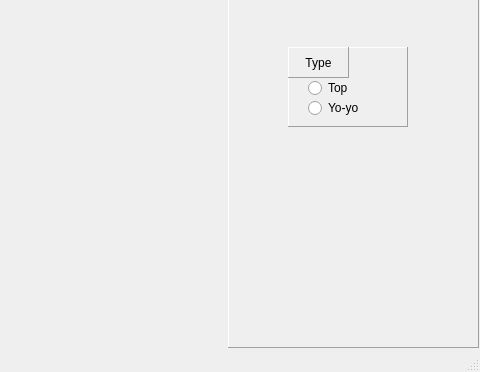
The window that view/mainwindow.ui (CG-Group-Spin-It-TU-Berlin-Sommer-2015/cg-project-spin-it) describes before a commit, drawn with Qt 5; both pictures show x 432 to 912 and y 139 to 511 of the 912 by 511 pixel window.
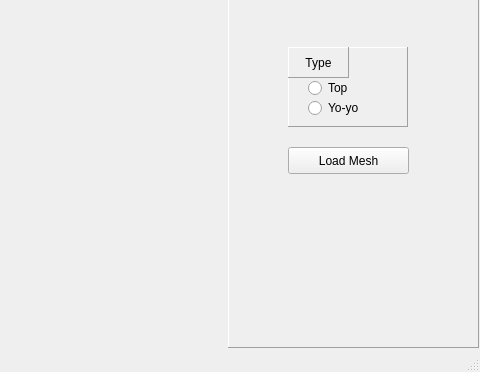
The same window after the commit. Custom widgets are drawn as their Qt base class.

Commit message: - added loadMesh function - added kdTree functionality and kdTree search - added octree functionality for interior cells

```diff
--- a/view/mainwindow.ui
+++ b/view/mainwindow.ui
@@ -118,6 +118,19 @@
       </property>
      </widget>
     </widget>
+    <widget class="QPushButton" name="loadMeshButton">
+     <property name="geometry">
+      <rect>
+       <x>60</x>
+       <y>250</y>
+       <width>121</width>
+       <height>27</height>
+      </rect>
+     </property>
+     <property name="text">
+      <string>Load Mesh</string>
+     </property>
+    </widget>
    </widget>
   </widget>
   <widget class="QMenuBar" name="menuBar">
```
Left out of the diff: 22 changed lines with no effect on the pictures. The commit also changes 8 other files.
